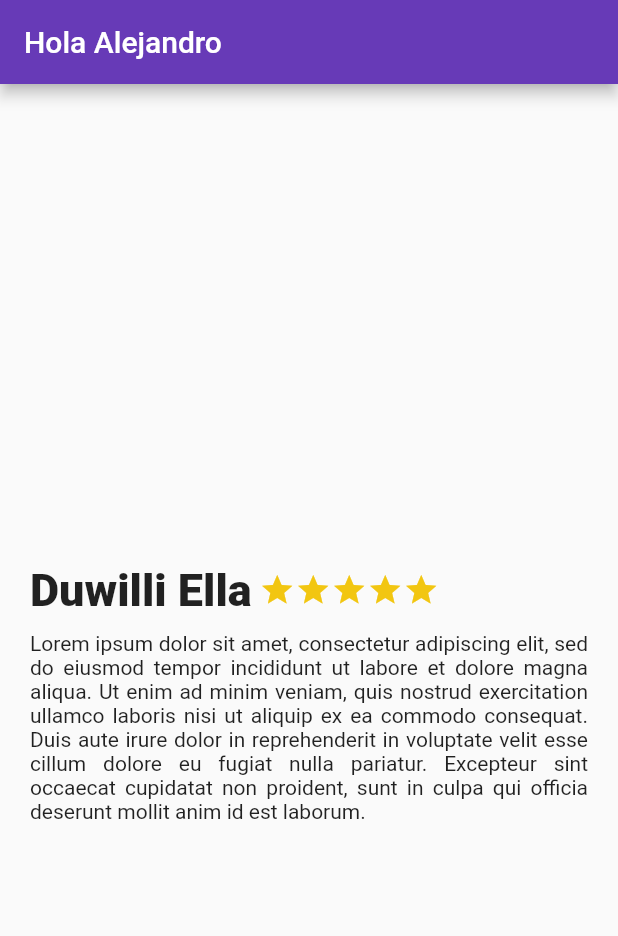
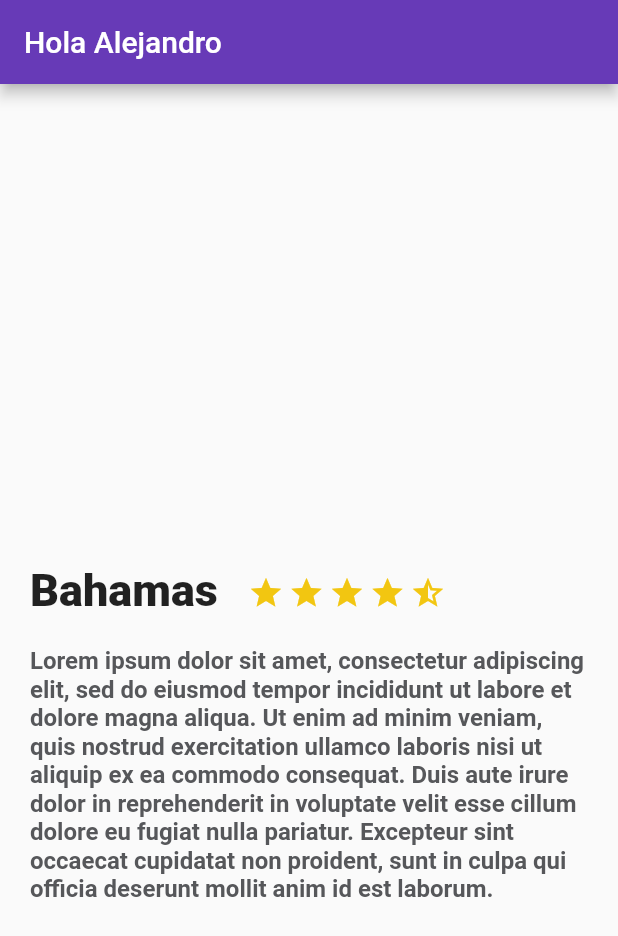
Before and after one commit to a-rodriguez296/platzi_trips_app, a Flutter app: the screen it shows after launch, on a phone screen of 412 x 824 dp. Shown: the top 936 px of the screen. Run offline on Flutter 3.47's test engine with Material 2 defaults, Android fonts, the phone set to English and light mode, and no system bars.

Commit message:
solucion profesora

```diff
--- /dev/null
+++ b/lib/description_places.dart
@@ -0,0 +1,114 @@
+import 'package:flutter/material.dart';
+
+class DescriptionPlace extends StatelessWidget {
+
+  String namePlace;
+  int stars;
+  String descriptionPlace;
+
+  DescriptionPlace(this.namePlace, this.stars, this.descriptionPlace);
+
+
+
+  @override
+  Widget build(BuildContext context) {
+    // TODO: implement build
+
+    final star_half = Container (
+      margin: EdgeInsets.only(
+          top: 323.0,
+          right: 3.0
+      ),
+
+      child: Icon(
+        Icons.star_half,
+        color:  Color(0xFFf2C611),
+      ),
+    );
+
+    final star_border = Container (
+      margin: EdgeInsets.only(
+          top: 323.0,
+          right: 3.0
+      ),
+
+      child: Icon(
+        Icons.star_border,
+        color:  Color(0xFFf2C611),
+      ),
+    );
+
+    final star = Container (
+      margin: EdgeInsets.only(
+          top: 323.0,
+          right: 3.0
+      ),
+
+      child: Icon(
+        Icons.star,
+        color:  Color(0xFFf2C611),
+      ),
+    );
+
+    final title_stars = Row (
+      children: <Widget>[
+        Container (
+          margin: EdgeInsets.only(
+              top: 320.0,
+              left: 20.0,
+              right: 20.0
+          ),
+
+          child: Text(
+            namePlace,
+            style: TextStyle(
+                fontSize: 30.0,
+                fontWeight: FontWeight.w900
+            ),
+            textAlign: TextAlign.left,
+          ),
+
+        ),
+
+        Row(
+          children: <Widget>[
+            star,
+            star,
+            star,
+            star,
+            star_half
+          ],
+        )
+
+
+      ],
+    );
+
+    final description = Container(
+      margin: new EdgeInsets.only(
+          top: 20.0,
+          left: 20.0,
+          right: 20.0
+
+      ),
+      child: new Text(
+        descriptionPlace,
+        style: const TextStyle(
+            fontSize: 16.0,
+            fontWeight: FontWeight.bold,
+            color: Color(0xFF56575a)
+        ),
+
+      ),
+    );
+
+    return Column(
+      children: <Widget>[
+        title_stars,
+        description
+      ],
+    );
+
+
+  }
+}
--- a/lib/hola.dart
+++ /dev/null
@@ -1,79 +0,0 @@
-import 'package:flutter/material.dart';
-
-class DescriptionPlace extends StatelessWidget {
-  @override
-  Widget build(BuildContext context) {
-
-    final star = Container(
-
-      child: const Icon(
-        Icons.star,
-        color: Color(0xFFf2C611),
-      ),
-    );
-
-    final text = Container(
-
-      child: RichText(
-        text: TextSpan(
-          text: 'Lorem ipsum dolor sit amet, consectetur adipiscing elit, sed do eiusmod tempor incididunt ut labore et dolore magna aliqua. Ut enim ad minim veniam, quis nostrud exercitation ullamco laboris nisi ut aliquip ex ea commodo consequat. Duis aute irure dolor in reprehenderit in voluptate velit esse cillum dolore eu fugiat nulla pariatur. Excepteur sint occaecat cupidatat non proident, sunt in culpa qui officia deserunt mollit anim id est laborum.',
-          style: DefaultTextStyle.of(context).style,
-        ),
-        textAlign: TextAlign.justify,
-      ),
-    );
-
-
-    final title_stars = Row(
-      children: [
-        Container(
-          margin: const EdgeInsets.only(
-              right: 5.0
-          ),
-          child: const Text(
-            "Duwilli Ella",
-            style: TextStyle(
-                fontSize: 30.0,
-                fontWeight: FontWeight.w900
-            ),
-            textAlign: TextAlign.left,
-          ),
-        ),
-        Row(
-          children: [
-            star,
-            star,
-            star,
-            star,
-            star
-          ],
-        )
-      ],
-    );
-
-
-    final title_container = Column(
-      children: [
-        Container(
-          margin: const EdgeInsets.only(
-              top: 320.0,
-              left: 20.0,
-              right: 20.0
-          ),
-          child: title_stars,
-        ),
-        Container(
-          margin: const EdgeInsets.only(
-              left: 20.0,
-              right: 20.0,
-              top: 10.0
-          ),
-          child: text,
-        )
-      ],
-    );
-
-    return title_container;
-  }
-
-}
--- a/lib/main.dart
+++ b/lib/main.dart
@@ -1,5 +1,5 @@
 import 'package:flutter/material.dart';
-import 'hola.dart';
+import 'description_places.dart';
 
 void main() {
   runApp(const MyApp());
@@ -29,7 +29,7 @@ class MyApp extends StatelessWidget {
           appBar: AppBar(
             title: Text("Hola Alejandro"),
           ),
-          body: DescriptionPlace(),
+          body: DescriptionPlace("Bahamas", 5, "Lorem ipsum dolor sit amet, consectetur adipiscing elit, sed do eiusmod tempor incididunt ut labore et dolore magna aliqua. Ut enim ad minim veniam, quis nostrud exercitation ullamco laboris nisi ut aliquip ex ea commodo consequat. Duis aute irure dolor in reprehenderit in voluptate velit esse cillum dolore eu fugiat nulla pariatur. Excepteur sint occaecat cupidatat non proident, sunt in culpa qui officia deserunt mollit anim id est laborum."),
 
         ) //MyHomePage(title: 'Flutter Demo Home Page'),
     );
```
